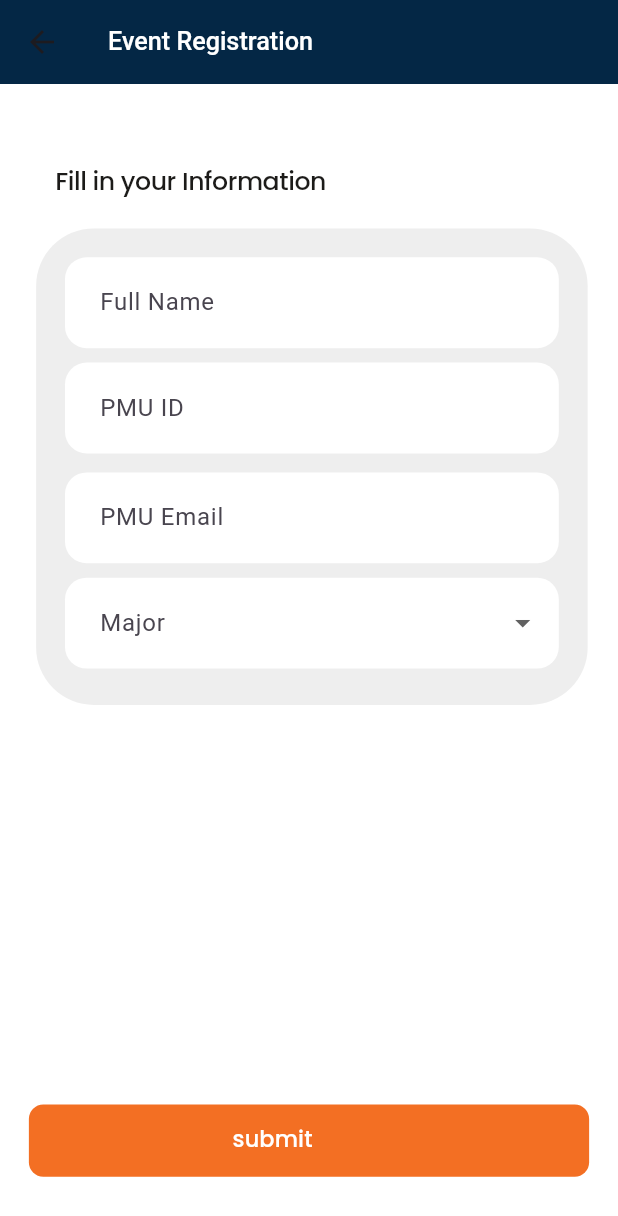
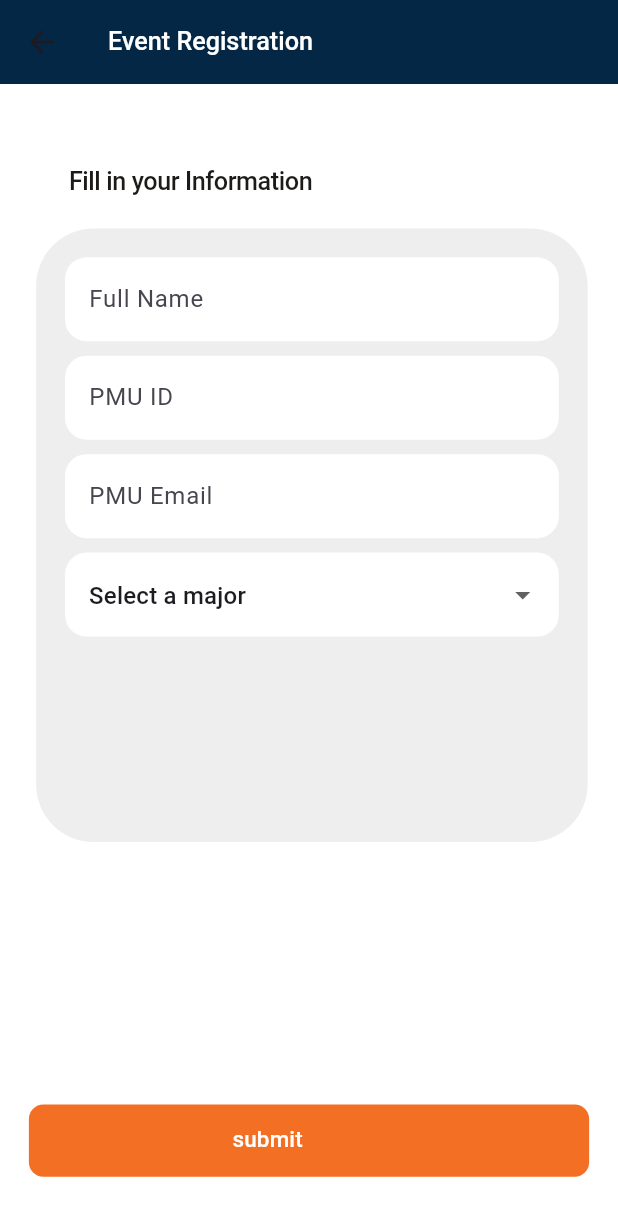
Before and after one commit to Lameesalthubaiti2001/seniorproject, a Flutter app: the EventRegistration screen opened by its route, on a phone screen of 412 x 824 dp. Shown: the top 1216 px of the screen. Run offline on Flutter 3.47's test engine with Material 3 defaults, Android fonts, the phone set to English and light mode, and no system bars; our stand-ins replace google_fonts, image_picker, permission_handler, table_calendar.

Commit message:
Najla's changes

```diff
--- a/lib/designs/guest-side-event-registration.dart
+++ b/lib/designs/guest-side-event-registration.dart
@@ -1,12 +1,5 @@
 import 'package:flutter/material.dart';
-import 'package:flutter/gestures.dart';
-import 'dart:ui';
-
-import 'package:seniorproject/utils.dart';
 import 'package:seniorproject/designs/guest-side-registration-confirmation.dart';
-import 'package:seniorproject/designs/guest-side-event-detail.dart';
-import 'package:seniorproject/designs/Smarthomes.dart';
-
 
 class EventRegistration extends StatefulWidget {
   static const String screenRoute = 'Registration_screen';
@@ -15,6 +8,16 @@ class EventRegistration extends StatefulWidget {
 }
 
 class _EventRegistrationState extends State<EventRegistration> {
+  TextEditingController _nameController = TextEditingController();
+  TextEditingController _pmuIdController = TextEditingController();
+  TextEditingController _emailController = TextEditingController();
+
+  String _selectedMajor = '';
+  String? _nameErrorText;
+  String? _pmuIdErrorText;
+  String? _emailErrorText;
+  String? _majorErrorText;
+
   @override
   Widget build(BuildContext context) {
     double baseWidth = 428;
@@ -36,7 +39,6 @@ class _EventRegistrationState extends State<EventRegistration> {
       body: Container(
         width: double.infinity,
         child: Container(
-          // detailjZ5 (219:372)
           width: double.infinity,
           height: 926 * fem,
           decoration: BoxDecoration(
@@ -45,101 +47,114 @@ class _EventRegistrationState extends State<EventRegistration> {
           child: Stack(
             children: [
               Positioned(
-                // autogroupm8dyGJ7 (7P4YYaRzMZCm94ADJTM8Dy)
-                left: 0 * fem,
-                top: 0 * fem,
-                child: Container(
-                  width: 428 * fem,
-                  height: 99 * fem,
-                  child: Stack(
-                    children: [
-
-
-                    ],
-                  ),
-                ),
-              ),
-
-              // Full Name field
-              Positioned(
                 left: 25 * fem,
                 top: 100 * fem,
                 child: Container(
                   decoration: BoxDecoration(
-                    color: Colors.grey[200], // Set the desired gray color
+                    color: Colors.grey[200],
                     borderRadius: BorderRadius.circular(40 * fem),
                   ),
                   padding: EdgeInsets.all(20 * fem),
                   width: 382 * fem,
-                  height: 330 * fem, // Adjust the height based on the total height of the form fields
+                  height: 425 * fem,
 
                   child: Column(
                     children: [
                      Container(
                         margin: EdgeInsets.only(bottom: 10 * fem),
-
                         child: TextFormField(
+                          controller: _nameController,
                           decoration: InputDecoration(
                             labelText: 'Full Name',
+                            hintText: 'Enter your full name',
+                            filled: true,
+                            fillColor: Colors.white,
                             border: OutlineInputBorder(
                               borderRadius: BorderRadius.circular(15 * fem),
-                              borderSide: BorderSide.none, // Remove the border
+                              borderSide: BorderSide.none,
                             ),
-                            filled: true, // Set filled to true
-                            fillColor: Colors.white,
-                            contentPadding: EdgeInsets.symmetric(vertical: 19 * fem, horizontal: 20 * fem),
+                            errorText: _nameErrorText,
+                          ),
+                          onChanged: (value) {
+                            setState(() {
+                              _nameErrorText = value.isEmpty && _nameErrorText != null ? 'Please enter your full name' : null;
+                            });
+                          },
                         ),
                       ),
-                      ),
-                      Column(
-                        crossAxisAlignment: CrossAxisAlignment.stretch,
-                        children: [
                       Container(
                         margin: EdgeInsets.only(bottom: 10 * fem),
                         child: TextFormField(
+                          controller: _pmuIdController,
                           decoration: InputDecoration(
                             labelText: 'PMU ID',
+                            hintText: 'Enter your PMU ID',
+                            filled: true,
+                            fillColor: Colors.white,
                             border: OutlineInputBorder(
                               borderRadius: BorderRadius.circular(15 * fem),
-                                  borderSide: BorderSide.none, // Remove the border
+                              borderSide: BorderSide.none,
                             ),
-                                filled: true,
-                                fillColor: Colors.white,
-                                contentPadding: EdgeInsets.symmetric(vertical: 19 * fem, horizontal: 20 * fem),
+                            errorText: _pmuIdErrorText,
+                          ),
+                          onChanged: (value) {
+                            setState(() {
+                              _pmuIdErrorText = value.isEmpty && _pmuIdErrorText != null ? 'Please enter your PMU ID' : null;
+                            });
+                          },
                         ),
                       ),
-                          ),
-                          SizedBox(height: 3),
                       Container(
                         margin: EdgeInsets.only(bottom: 10 * fem),
                         child: TextFormField(
+                          controller: _emailController,
                           decoration: InputDecoration(
                             labelText: 'PMU Email',
+                            hintText: 'Enter your PMU email',
+                            filled: true,
+                            fillColor: Colors.white,
                             border: OutlineInputBorder(
                               borderRadius: BorderRadius.circular(15 * fem),
-                                  borderSide: BorderSide.none, // Remove the border
+                              borderSide: BorderSide.none,
                             ),
-                                filled: true,
-                                fillColor: Colors.white,
-                                contentPadding: EdgeInsets.symmetric(vertical: 19 * fem, horizontal: 20 * fem),
+                            errorText: _emailErrorText,
                           ),
+                          onChanged: (value) {
+                            setState(() {
+                              _emailErrorText = value.isEmpty && _emailErrorText != null ? 'Please enter your PMU email' : null;
+                            });
+                          },
                         ),
-                          ),
-                        ],
                       ),
                       Container(
                         child: DropdownButtonFormField<String>(
+                          value: _selectedMajor,
+                          onChanged: (String? value) {
+                            setState(() {
+                              _selectedMajor = value!;
+                            });
+                          },
+                          validator: (value) {
+                            if (value == null || value.isEmpty) {
+                              return 'Please select a major';
+                            }
+                            return null;
+                          },
                           decoration: InputDecoration(
-                            labelText: 'Major',
+                            hintText: 'Select your major',
+                            filled: true,
+                            fillColor: Colors.white,
                             border: OutlineInputBorder(
                               borderRadius: BorderRadius.circular(15 * fem),
-                              borderSide: BorderSide.none, // Remove the border
+                              borderSide: BorderSide.none,
                             ),
-                            filled: true, // Set filled to true
-                            fillColor: Colors.white,
-                            contentPadding: EdgeInsets.symmetric(vertical: 19 * fem, horizontal: 20 * fem),
+                            errorText: _majorErrorText,
                           ),
                           items: [
+                            DropdownMenuItem<String>(
+                              value: '',
+                              child: Text('Select a major'),
+                            ),
                             DropdownMenuItem<String>(
                               value: 'Software Engineering',
                               child: Text('Software Engineering'),
@@ -185,9 +200,6 @@ class _EventRegistrationState extends State<EventRegistration> {
                               child: Text('Others'),
                             ),
                           ],
-                          onChanged: (String? value) {
-                            // Handle major selection
-                          },
                         ),
                       ),
                     ],
@@ -195,7 +207,6 @@ class _EventRegistrationState extends State<EventRegistration> {
                 ),
               ),
               Positioned(
-                // fillinyourinformation8ks (221:444)
                 left: 32.5 * fem,
                 top: 55 * fem,
                 child: Align(
@@ -205,8 +216,7 @@ class _EventRegistrationState extends State<EventRegistration> {
                     child: Text(
                       'Fill in your Information ',
                       textAlign: TextAlign.center,
-                      style: SafeGoogleFont(
-                        'Poppins',
+                      style: TextStyle(
                         fontSize: 18 * ffem,
                         fontWeight: FontWeight.w500,
                         height: 1.5 * ffem / fem,
@@ -218,17 +228,30 @@ class _EventRegistrationState extends State<EventRegistration> {
                 ),
               ),
               Container(
-                width: MediaQuery.of(context).size.width, // Match the screen width
+                width: MediaQuery.of(context).size.width,
                 child: Align(
                   alignment: Alignment.bottomCenter,
                   child: FractionalTranslation(
-                    translation: Offset(0, 0), // Adjust this value to fine-tune the vertical position
+                    translation: Offset(0, 0),
                     child: TextButton(
                       onPressed: () {
+                        if (_nameController.text.isEmpty ||
+                            _pmuIdController.text.isEmpty ||
+                            _emailController.text.isEmpty ||
+                            _selectedMajor.isEmpty) {
+                          setState(() {
+                            _nameErrorText = _nameController.text.isEmpty ? 'Please enter your full name' : null;
+                            _pmuIdErrorText = _pmuIdController.text.isEmpty ? 'Please enter your PMU ID' : null;
+                            _emailErrorText = _emailController.text.isEmpty ? 'Please enter your PMU email' : null;
+                            _majorErrorText = _selectedMajor.isEmpty ? 'Please select a major' : null;
+                          });
+                        } else {
                           Navigator.push(
                             context,
-                          MaterialPageRoute(builder: (context) => RegistrationConfirm()),
+                            MaterialPageRoute(
+                                builder: (context) => RegistrationConfirm()),
                           );
+                        }
                       },
                       style: TextButton.styleFrom(
                         padding: EdgeInsets.zero,
@@ -242,7 +265,6 @@ class _EventRegistrationState extends State<EventRegistration> {
                         child: Stack(
                           children: [
                             Positioned(
-                              // rectangle4208CzF (101:323)
                               left: 20 * fem,
                               top: 0 * fem,
                               child: Align(
@@ -267,8 +289,7 @@ class _EventRegistrationState extends State<EventRegistration> {
                                   height: 24 * fem,
                                   child: Text(
                                     'submit',
-                                    style: SafeGoogleFont(
-                                      'Poppins',
+                                    style: TextStyle(
                                       fontSize: 16 * ffem,
                                       fontWeight: FontWeight.w500,
                                       height: 1.5 * ffem / fem,
@@ -285,7 +306,6 @@ class _EventRegistrationState extends State<EventRegistration> {
                   ),
                 ),
               ),
-
             ],
           ),
         ),
```
Lines whose indentation alone changed are shown as unchanged.
